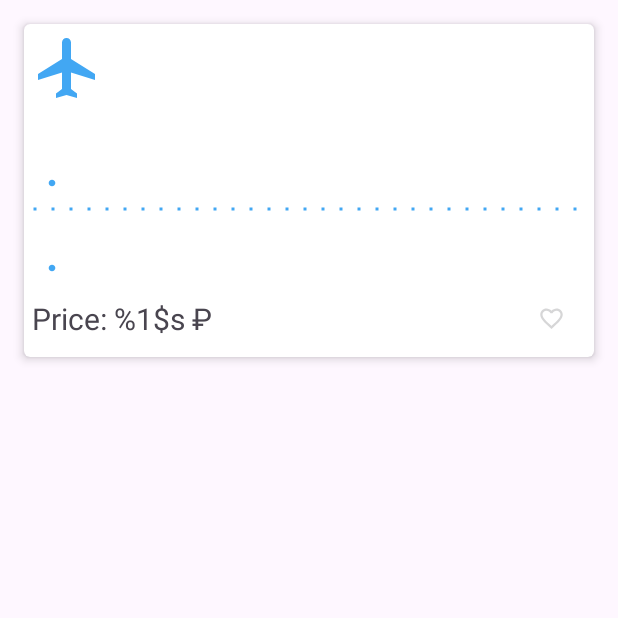
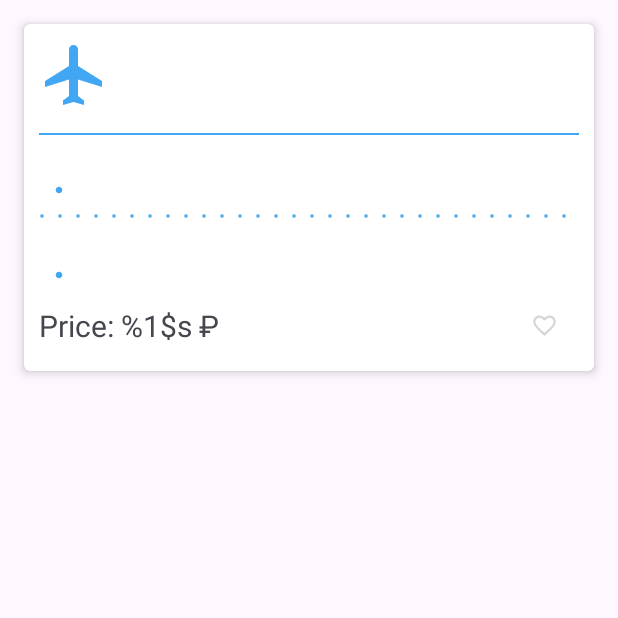
Before and after one commit to SnJon/TimeToTravel-App, an Android app: the FlightFragment screen opened through its navigation route, on a phone screen of 412 x 824 dp, the top half of it. Run offline under Robolectric (Android 15) with nearby library versions, the phone set to English and light mode, and no system bars; our stand-ins replace Room's generated code.

Commit message:
add line

```diff
--- a/app/src/main/res/layout/card_flight.xml
+++ b/app/src/main/res/layout/card_flight.xml
@@ -16,7 +16,7 @@
     <androidx.constraintlayout.widget.ConstraintLayout
         android:layout_width="match_parent"
         android:layout_height="match_parent"
-        android:padding="5dp">
+        android:padding="10dp">
 
         <ImageView
             android:id="@+id/avatar"
@@ -32,7 +32,7 @@
             android:id="@+id/headerCity"
             android:layout_width="wrap_content"
             android:layout_height="wrap_content"
-            android:layout_marginEnd="@dimen/common_spacing"
+            android:layout_marginEnd="40dp"
             android:layout_marginBottom="@dimen/common_spacing"
             android:textAlignment="center"
             android:textSize="25sp"
@@ -41,6 +41,12 @@
             app:layout_constraintStart_toEndOf="@id/avatar"
             app:layout_constraintTop_toTopOf="parent"
             tools:text="@sample/flights.json/flights/endCity" />
+
+        <View
+            android:layout_width="match_parent"
+            android:background="@color/blue"
+            app:layout_constraintBottom_toBottomOf="@id/header"
+            android:layout_height="1dp"/>
 
         <androidx.constraintlayout.widget.Barrier
             android:id="@+id/header"
```
